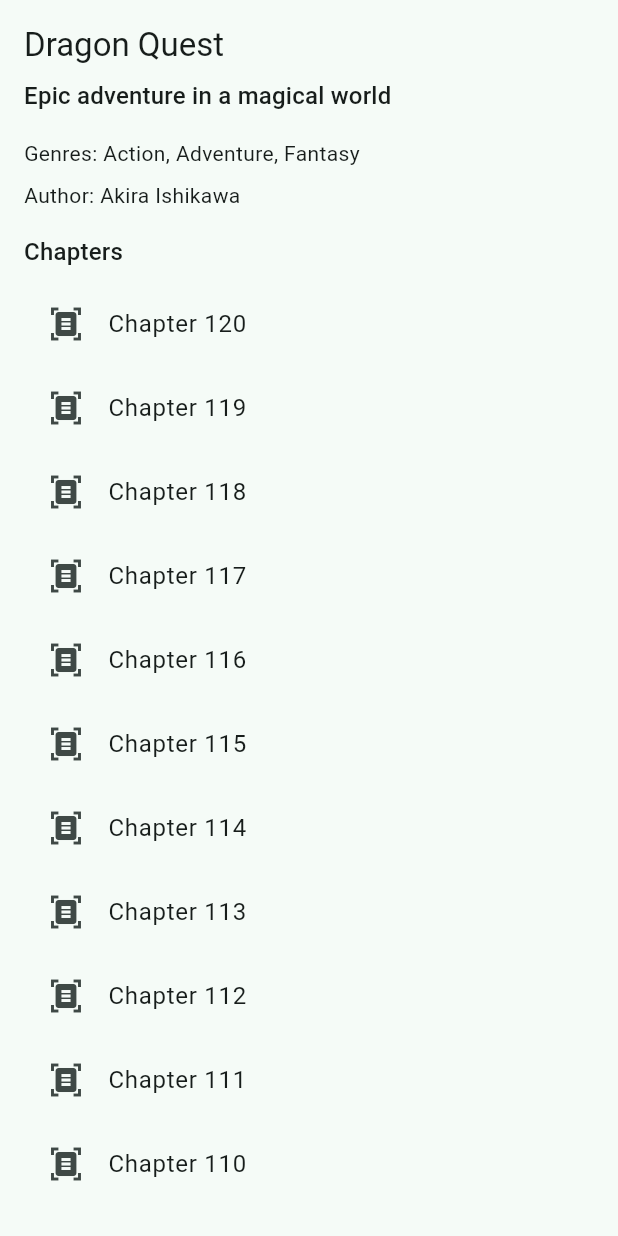
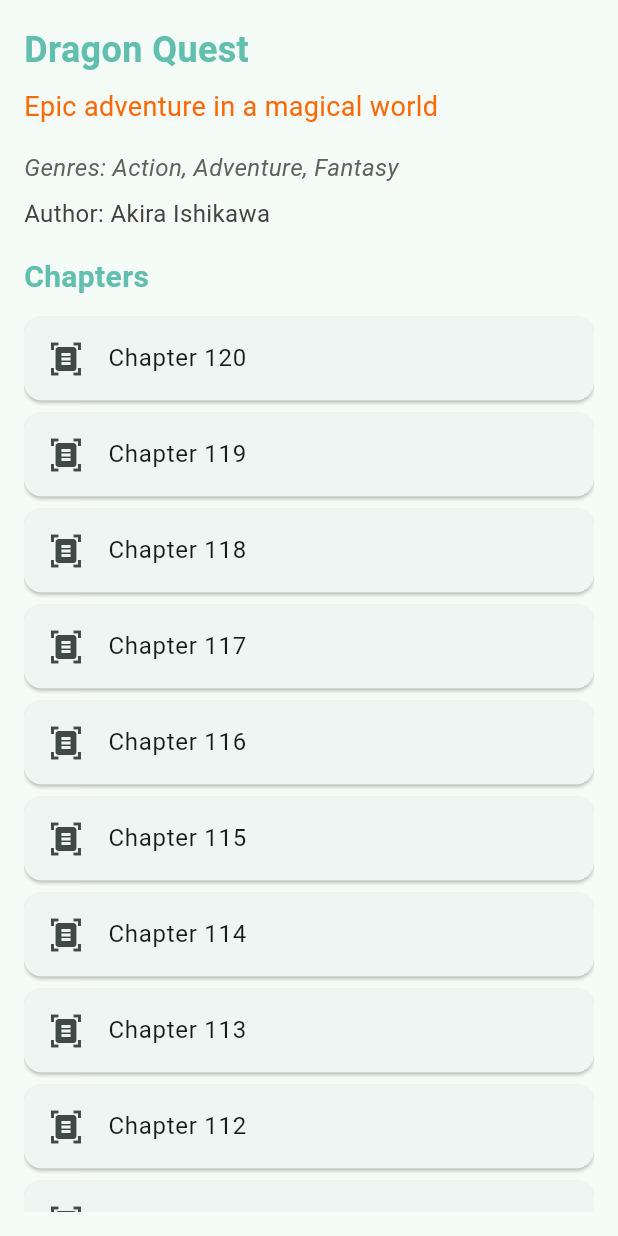
Before and after one commit to Utomo30/Project-UTS, a Flutter app: the KomikDetail widget shown alone on an empty page, opened directly with sample values from the repository, on a phone screen of 412 x 824 dp. Run offline on Flutter 3.47's test engine with Material 3 defaults, Android fonts, the phone set to English and light mode, and no system bars; our stand-ins replace get.

Commit message:
Update komik_detail.dart

```diff
--- a/lib/app/modules/home/views/komik_detail.dart
+++ b/lib/app/modules/home/views/komik_detail.dart
@@ -7,7 +7,7 @@ import 'package:get/get.dart';
 class KomikDetail extends StatelessWidget {
   final KomikModel komik;
 
-  KomikDetail({
+  const KomikDetail({
     super.key,
     required this.komik,
   });
@@ -23,42 +23,67 @@ class KomikDetail extends StatelessWidget {
           // Title
           Text(
             komik.title,
-            style: getTheme(context).textTheme.titleLarge,
+            style: TextStyle(
+              fontSize: 24, // Ukuran font yang lebih besar
+              fontWeight: FontWeight.bold, // Berat font bold
+              color: Theme.of(context).colorScheme.primary, // Warna sesuai tema
             ),
-          SizedBox(height: 8),
+          ),
+          const SizedBox(height: 8),
 
           // Subtitle
           Text(
             komik.subtitle,
-            style: getTheme(context).textTheme.titleMedium,
+            style: TextStyle(
+              fontSize: 18, // Ukuran font subtitle
+              color:
+                  Theme.of(context).colorScheme.secondary, // Warna sesuai tema
             ),
-          SizedBox(height: 16),
+          ),
+          const SizedBox(height: 16),
 
           // Genres
           Text(
             komik.getGenresString(),
+            style: TextStyle(
+              fontSize: 16,
+              fontStyle: FontStyle.italic, // Italic untuk gaya
+              color: Colors.grey[700], // Warna yang lebih soft
             ),
-          SizedBox(height: 8),
+          ),
+          const SizedBox(height: 8),
 
           // Author
           Text(
             'Author: ${komik.author}',
+            style: TextStyle(
+              fontSize: 16,
+              color: Colors.grey[800], // Warna author
             ),
-          SizedBox(height: 16),
+          ),
+          const SizedBox(height: 16),
 
           // Chapter List
           Text(
             'Chapters',
-            style: getTheme(context).textTheme.titleMedium,
+            style: TextStyle(
+              fontSize: 20,
+              fontWeight: FontWeight.bold, // Bold untuk judul chapter
+              color: Theme.of(context).colorScheme.primary, // Warna sesuai tema
             ),
-          SizedBox(height: 8),
+          ),
+          const SizedBox(height: 8),
           Expanded(
             child: ListView(
               shrinkWrap: true,
               children: List.generate(
                 komik.totalChapters, // Number of chapters
-                (index) => ListTile(
-                  leading: Icon(Icons.document_scanner),
+                (index) => Card(
+                  // Menggunakan Card untuk chapter
+                  margin: const EdgeInsets.symmetric(
+                      vertical: 4), // Margin antar chapter
+                  child: ListTile(
+                    leading: const Icon(Icons.document_scanner),
                     title: Text('Chapter ${komik.totalChapters - index}'),
                     onTap: () {
                       // Handle chapter tap
@@ -69,6 +94,7 @@ class KomikDetail extends StatelessWidget {
                 ),
               ),
             ),
+          ),
         ],
       ),
     );
```
Lines whose indentation alone changed are shown as unchanged.
